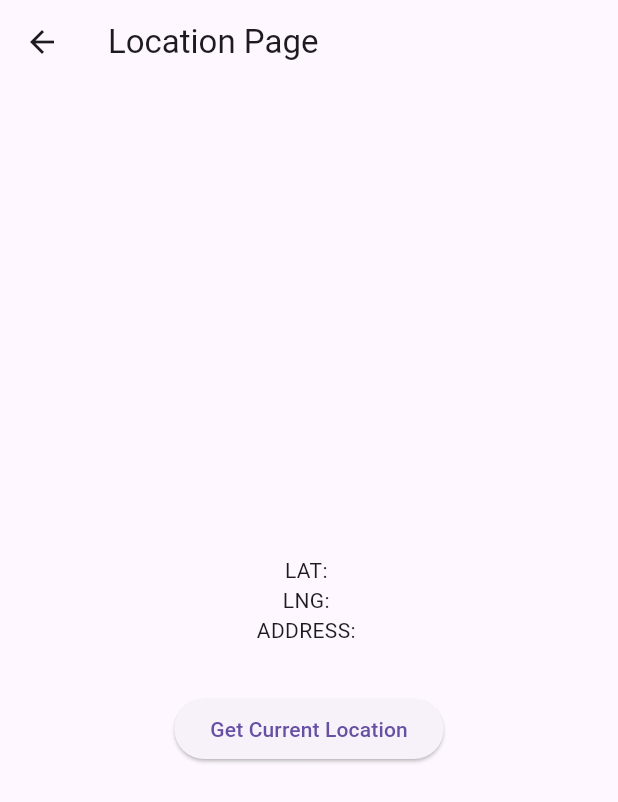
After one commit to Kanan302/digitask_mobile, a Flutter app: the LocationPage screen opened directly, after a tap on "Get Current Location", on a phone screen of 412 x 824 dp. The commit adds this screen. Shown: the top 802 px of the screen. Run offline on Flutter 3.47's test engine with Material 3 defaults, Android fonts, the phone set to English and light mode, and no system bars; our stand-ins replace another_flushbar, dio, equatable, flutter_cache_manager, flutter_secure_storage, flutter_svg and 10 more; accounts and stored records are empty; generated files the repository leaves out were written again; project files that could hold a hidden picture were left out.

Commit message:
location

```diff
--- a/DigiTask-main/digi_task/lib/app_router.dart
+++ b/DigiTask-main/digi_task/lib/app_router.dart
@@ -9,6 +9,7 @@ import 'package:digi_task/features/profile/presentation/notifier/profile_notifie
 import 'package:digi_task/features/profile/presentation/view/profile_edit_view.dart';
 import 'package:digi_task/features/tasks/presentation/notifier/task_notifier.dart';
 import 'package:digi_task/features/tasks/presentation/view/create_task_view.dart';
+import 'package:digi_task/location/location_service.dart';
 import 'package:digi_task/presentation/pages/chat/chat_page.dart';
 import 'package:digi_task/presentation/pages/login/login_page.dart';
 import 'package:digi_task/presentation/pages/notification/notification_page.dart';
@@ -24,6 +25,7 @@ import 'notifier/auth/login/login_notifier.dart';
 import 'notifier/home/main/main_notifier.dart';
 import 'presentation/pages/home/home_page.dart';
 import 'presentation/pages/onboarding/onboarding_page.dart';
+
 
 final _appRouterKey = GlobalKey<NavigatorState>();
 
@@ -102,11 +104,9 @@ final class AppRouter {
                 create: (context) => GetIt.instance<ProfileNotifier>()
                   ..getUserInformation(),
               ),
-              // Uncomment if needed
-              // ChangeNotifierProvider(
-              //   create: (context) => GetIt.instance<AnbarNotifier>()
-              //     ..getAnbarItemList(),
-              // ),
+              ChangeNotifierProvider(
+                create: (context) => LocationService()..startGettingLocation(),
+              ),
             ],
             child: const HomePage(),
           ),
@@ -172,7 +172,6 @@ final class AppRouter {
               name: AppRoutes.events.name,
               builder: (context, state) => const EventsPage(),
             ),
-
           ],
         ),
       ],
--- /dev/null
+++ b/DigiTask-main/digi_task/lib/location/location_page.dart
@@ -0,0 +1,36 @@
+import 'package:flutter/material.dart';
+import 'package:provider/provider.dart';
+import 'location_service.dart';  // LocationService faylını import edin
+
+class LocationPage extends StatelessWidget {
+  const LocationPage({super.key});
+
+  @override
+  Widget build(BuildContext context) {
+    final locationService = Provider.of<LocationService>(context);
+
+    return Scaffold(
+      appBar: AppBar(title: const Text("Location Page")),
+      body: SafeArea(
+        child: Center(
+          child: Column(
+            mainAxisAlignment: MainAxisAlignment.center,
+            children: [
+              Text('LAT: ${locationService.currentPosition?.latitude ?? ""}'),
+              Text('LNG: ${locationService.currentPosition?.longitude ?? ""}'),
+              Text('ADDRESS: ${locationService.currentAddress ?? ""}'),
+              const SizedBox(height: 32),
+              ElevatedButton(
+                onPressed: () {
+                  // İstifadəçi düyməyə basdığında yer məlumatlarını yenidən almaq üçün
+                  locationService.startGettingLocation();
+                },
+                child: const Text("Get Current Location"),
+              ),
+            ],
+          ),
+        ),
+      ),
+    );
+  }
+}
--- /dev/null
+++ b/DigiTask-main/digi_task/lib/location/location_service.dart
@@ -0,0 +1,70 @@
+import 'package:flutter/material.dart';
+import 'package:geolocator/geolocator.dart';
+import 'package:geocoding/geocoding.dart';
+
+class LocationService with ChangeNotifier {
+  Position? _currentPosition;
+  String? _currentAddress;
+
+  // Yer məlumatlarını almağa başlamaq üçün metod
+  void startGettingLocation() async {
+    _currentPosition = await LocationHandler.getCurrentPosition();
+    if (_currentPosition != null) {
+      _currentAddress = await LocationHandler.getAddressFromLatLng(_currentPosition!);
+      notifyListeners();  // UI-ı yeniləmək üçün istifadə edilir
+    }
+  }
+
+  Position? get currentPosition => _currentPosition;
+  String? get currentAddress => _currentAddress;
+}
+
+abstract class LocationHandler {
+  static Future<bool> handleLocationPermission() async {
+    bool serviceEnabled;
+    LocationPermission permission;
+
+    serviceEnabled = await Geolocator.isLocationServiceEnabled();
+    if (!serviceEnabled) {
+      return false;  // Yer xidmətləri aktiv deyil
+    }
+
+    permission = await Geolocator.checkPermission();
+    if (permission == LocationPermission.denied) {
+      permission = await Geolocator.requestPermission();
+      if (permission == LocationPermission.denied) {
+        return false;  // İcazə inkar edildi
+      }
+    }
+
+    if (permission == LocationPermission.deniedForever) {
+      return false;  // İcazə daim inkar edilib
+    }
+
+    return true;
+  }
+
+  static Future<Position?> getCurrentPosition() async {
+    try {
+      final hasPermission = await handleLocationPermission();
+      if (!hasPermission) return null;
+
+      return await Geolocator.getCurrentPosition(
+        desiredAccuracy: LocationAccuracy.high,
+      );
+    } catch (e) {
+      return null;
+    }
+  }
+
+  static Future<String?> getAddressFromLatLng(Position position) async {
+    try {
+      List<Placemark> placeMarks =
+          await placemarkFromCoordinates(position.latitude, position.longitude);
+      Placemark place = placeMarks[0];
+      return "${place.street}, ${place.subLocality}, ${place.subAdministrativeArea}, ${place.postalCode}";
+    } catch (e) {
+      return null;
+    }
+  }
+}
--- a/DigiTask-main/digi_task/lib/main.dart
+++ b/DigiTask-main/digi_task/lib/main.dart
@@ -1,4 +1,5 @@
 import 'package:digi_task/app_router.dart';
+import 'package:digi_task/location/location_service.dart';
 import 'package:digi_task/notifier/auth/auth_notifier.dart';
 import 'package:digi_task/notifier/home/main/main_notifier.dart';
 import 'package:digi_task/notifier/theme/theme_scope.dart';
@@ -13,6 +14,9 @@ import 'injection.dart';
 Future<void> main() async {
   WidgetsFlutterBinding.ensureInitialized();
   await init();
+
+  final locationService = LocationService();
+
   runApp(
     MultiProvider(
       providers: [
@@ -21,6 +25,9 @@ Future<void> main() async {
         ),
         ChangeNotifierProvider(
           create: (context) => GetIt.instance<MainNotifier>(),
+        ),
+        ChangeNotifierProvider(
+          create: (_) => locationService,
         ),
       ],
       child: const ThemeScopeWidget(
--- a/DigiTask-main/digi_task/pubspec.yaml
+++ b/DigiTask-main/digi_task/pubspec.yaml
@@ -34,6 +34,8 @@ dependencies:
   flutter_cache_manager: ^3.3.2
   table_calendar: ^3.1.2
   jwt_decoder: ^2.0.1
+  geolocator: ^13.0.1
+  geocoding: ^3.0.0
 
 dev_dependencies:
   flutter_test:
```
Also changed, not shown: DigiTask-main/digi_task/pubspec.lock, 3 other files.
